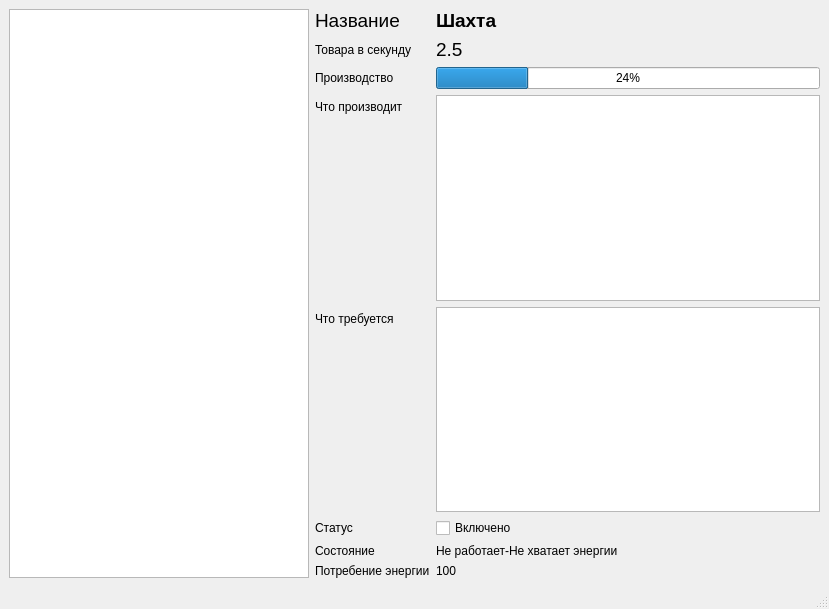
First picture: the form in resources/Main.ui, repository Beugeny/game_test, before the edit.
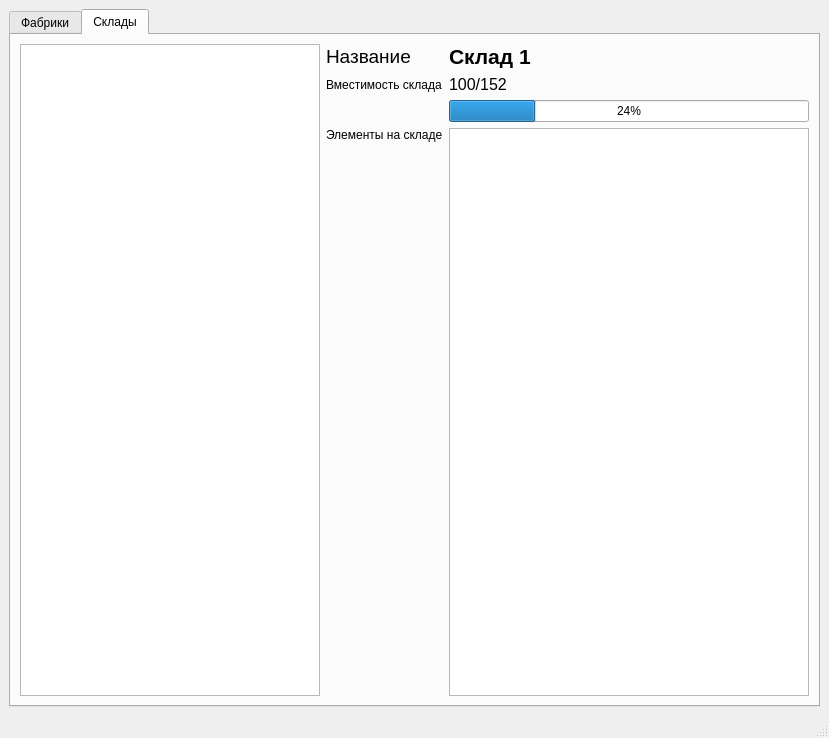
Second picture: the form after the edit.

Diff of the .ui file:
```diff
--- a/resources/Main.ui
+++ b/resources/Main.ui
@@ -7,7 +7,7 @@
     <x>0</x>
     <y>0</y>
     <width>829</width>
-    <height>609</height>
+    <height>738</height>
    </rect>
   </property>
   <property name="windowTitle">
@@ -16,6 +16,16 @@
   <widget class="QWidget" name="centralwidget">
    <layout class="QHBoxLayout" name="horizontalLayout">
     <item>
+     <widget class="QTabWidget" name="tabWidget">
+      <property name="currentIndex">
+       <number>1</number>
+      </property>
+      <widget class="QWidget" name="tab_facts">
+       <attribute name="title">
+        <string>Фабрики</string>
+       </attribute>
+       <layout class="QHBoxLayout" name="horizontalLayout_2">
+        <item>
      <widget class="QListView" name="list_facts">
       <property name="maximumSize">
        <size>
@@ -149,6 +159,99 @@
        </widget>
       </item>
      </layout>
+        </item>
+       </layout>
+      </widget>
+      <widget class="QWidget" name="tab_storages">
+       <attribute name="title">
+        <string>Склады</string>
+       </attribute>
+       <layout class="QHBoxLayout" name="horizontalLayout_3">
+        <item>
+         <widget class="QListView" name="list_storages">
+          <property name="maximumSize">
+           <size>
+            <width>300</width>
+            <height>16777215</height>
+           </size>
+          </property>
+         </widget>
+        </item>
+        <item>
+         <layout class="QGridLayout" name="gridLayout">
+          <property name="sizeConstraint">
+           <enum>QLayout::SetDefaultConstraint</enum>
+          </property>
+          <item row="0" column="0">
+           <widget class="QLabel" name="label_3">
+            <property name="font">
+             <font>
+              <pointsize>14</pointsize>
+             </font>
+            </property>
+            <property name="text">
+             <string>Название</string>
+            </property>
+           </widget>
+          </item>
+          <item row="0" column="1">
+           <widget class="QLabel" name="txt_storage_name">
+            <property name="font">
+             <font>
+              <pointsize>16</pointsize>
+              <weight>75</weight>
+              <bold>true</bold>
+             </font>
+            </property>
+            <property name="text">
+             <string>Склад 1</string>
+            </property>
+           </widget>
+          </item>
+          <item row="1" column="0">
+           <widget class="QLabel" name="label_4">
+            <property name="text">
+             <string>Вместимость склада</string>
+            </property>
+           </widget>
+          </item>
+          <item row="1" column="1">
+           <widget class="QLabel" name="txt_storage_capacity">
+            <property name="font">
+             <font>
+              <pointsize>12</pointsize>
+             </font>
+            </property>
+            <property name="text">
+             <string>100/152</string>
+            </property>
+           </widget>
+          </item>
+          <item row="3" column="0">
+           <widget class="QLabel" name="label_9">
+            <property name="text">
+             <string>Элементы на складе</string>
+            </property>
+            <property name="alignment">
+             <set>Qt::AlignLeading|Qt::AlignLeft|Qt::AlignTop</set>
+            </property>
+           </widget>
+          </item>
+          <item row="3" column="1">
+           <widget class="QListView" name="list_storage_elements"/>
+          </item>
+          <item row="2" column="1">
+           <widget class="QProgressBar" name="bar_storage_capacity">
+            <property name="value">
+             <number>24</number>
+            </property>
+           </widget>
+          </item>
+         </layout>
+        </item>
+       </layout>
+      </widget>
+     </widget>
     </item>
    </layout>
   </widget>
```
Lines whose indentation alone changed are shown as unchanged.
